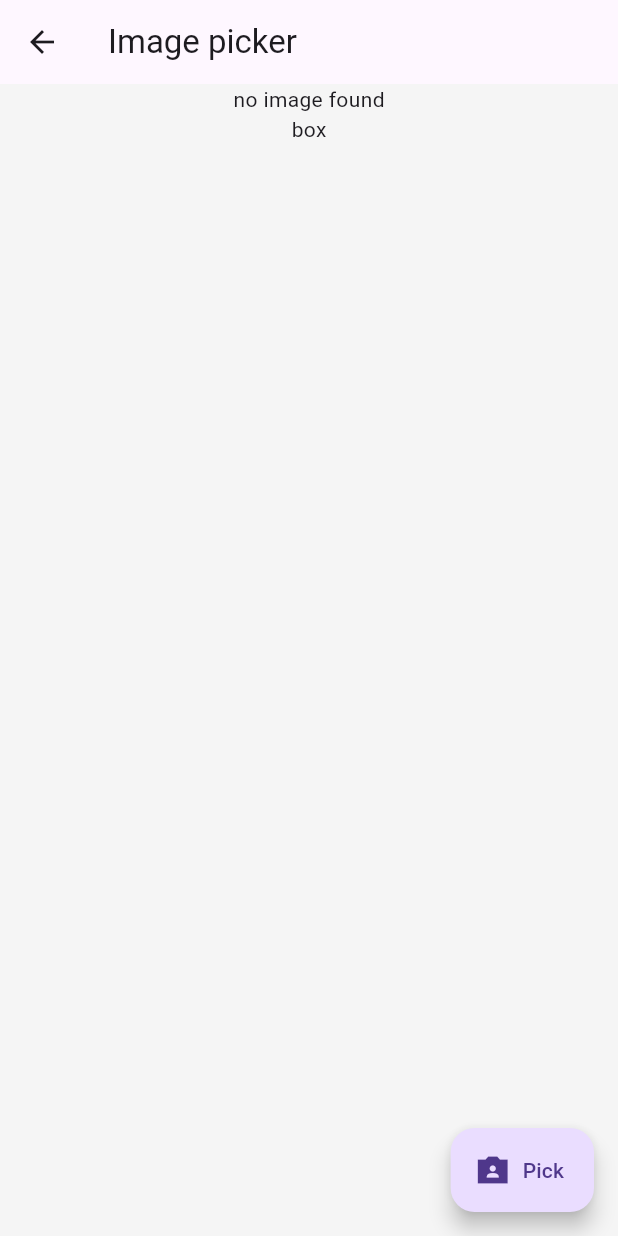
After one commit to Taufiq-ansari/tasks, a Flutter app: the ImagePickerScreen screen opened directly, on a phone screen of 412 x 824 dp. The commit adds this screen. Run offline on Flutter 3.47's test engine with Material 3 defaults, Android fonts, the phone set to English and light mode, and no system bars; our stand-ins replace image_picker.

Commit message:
adding access phone,sms,url,share,imagepicker

```diff
--- /dev/null
+++ b/lib/pages/imagepicker.dart/image_pick.dart
@@ -0,0 +1,66 @@
+import 'dart:io';
+
+import 'package:flutter/material.dart';
+import 'package:image_picker/image_picker.dart';
+
+class ImagePickerScreen extends StatefulWidget {
+  const ImagePickerScreen({super.key});
+
+  @override
+  State<ImagePickerScreen> createState() => _ImagePickerScreenState();
+}
+
+class _ImagePickerScreenState extends State<ImagePickerScreen> {
+  ImagePicker _picker = ImagePicker();
+  File? _imageFile;
+
+// using image-picker from function
+  pickImage({required ImageSource imageSource}) async {
+    XFile? image = await _picker.pickImage(source: imageSource);
+
+    print(image);
+
+    setState(() {
+      _imageFile = File(image!.path);
+    });
+  }
+
+  @override
+  Widget build(BuildContext context) {
+    return Scaffold(
+      appBar: AppBar(
+        title: Text("Image picker"),
+      ),
+      body: Container(
+        alignment: Alignment.center,
+        decoration: BoxDecoration(
+          color: Colors.grey[100],
+        ),
+        child: Column(
+          children: [
+            // image file...
+            _imageFile == null
+                ? Text("no image found")
+                : Image.file(_imageFile!),
+            Text("box"),
+          ],
+        ),
+      ),
+      floatingActionButton: FloatingActionButton.extended(
+        onPressed: () async {
+          print(" pressed btn");
+          // XFile? _image = await _picker.pickImage(source: ImageSource.camera);
+          // print(_image);
+          // setState(() {
+          //   _imageFile = File(_image!.path);
+          // });
+
+          pickImage(imageSource: ImageSource.camera);
+          setState(() {});
+        },
+        icon: Icon(Icons.photo_camera_front_sharp),
+        label: Text("Pick"),
+      ),
+    );
+  }
+}
--- a/pubspec.yaml
+++ b/pubspec.yaml
@@ -35,6 +35,9 @@ dependencies:
   # Use with the CupertinoIcons class for iOS style icons.
   cupertino_icons: ^1.0.8
   http: ^1.6.0
+  image_picker: ^1.2.1
+  url_launcher: ^6.3.2
+
 
 
 
```
Also changed, not shown: lib/main.dart (+4 -4 lines), lib/pages/imagepicker.dart/imagefromdialogbox.dart (added, +73 -0 lines), lib/pages/imagepicker.dart/share.dart (added, +23 -0 lines), lib/pages/imagepicker.dart/url_launcher.dart (added, +96 -0 lines), lib/typesofbutton/fullScreenalert.dart (+7 -3 lines), pubspec.lock, 6 other files.
